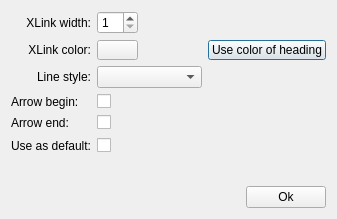
Before: the Qt Designer form editxlinkdialog.ui in insilmaril/vym, drawn with Qt 5.
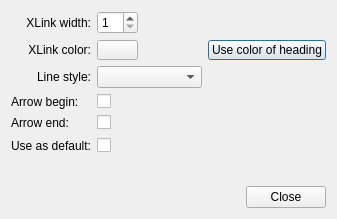
After: the same form once the commit is applied.

Patch:
```diff
--- a/editxlinkdialog.ui
+++ b/editxlinkdialog.ui
@@ -250,7 +250,7 @@
      <item>
       <widget class="QPushButton" name="okButton">
        <property name="text">
-        <string>Ok</string>
+        <string>Close</string>
        </property>
       </widget>
      </item>
```
